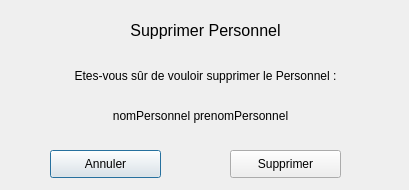
First picture: the form in QtProject/supprimerpersonnel.ui, repository ThomChar/QTProjectCpp, before the edit.
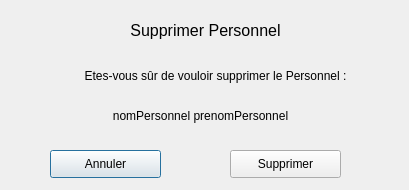
Second picture: the form after the edit.

Diff of the .ui file:
```diff
--- a/QtProject/supprimerpersonnel.ui
+++ b/QtProject/supprimerpersonnel.ui
@@ -18,7 +18,7 @@
     <rect>
      <x>50</x>
      <y>60</y>
-     <width>311</width>
+     <width>331</width>
      <height>31</height>
     </rect>
    </property>
@@ -82,9 +82,9 @@
   <widget class="QLabel" name="label">
    <property name="geometry">
     <rect>
-     <x>120</x>
+     <x>110</x>
      <y>10</y>
-     <width>171</width>
+     <width>191</width>
      <height>41</height>
     </rect>
    </property>
```
